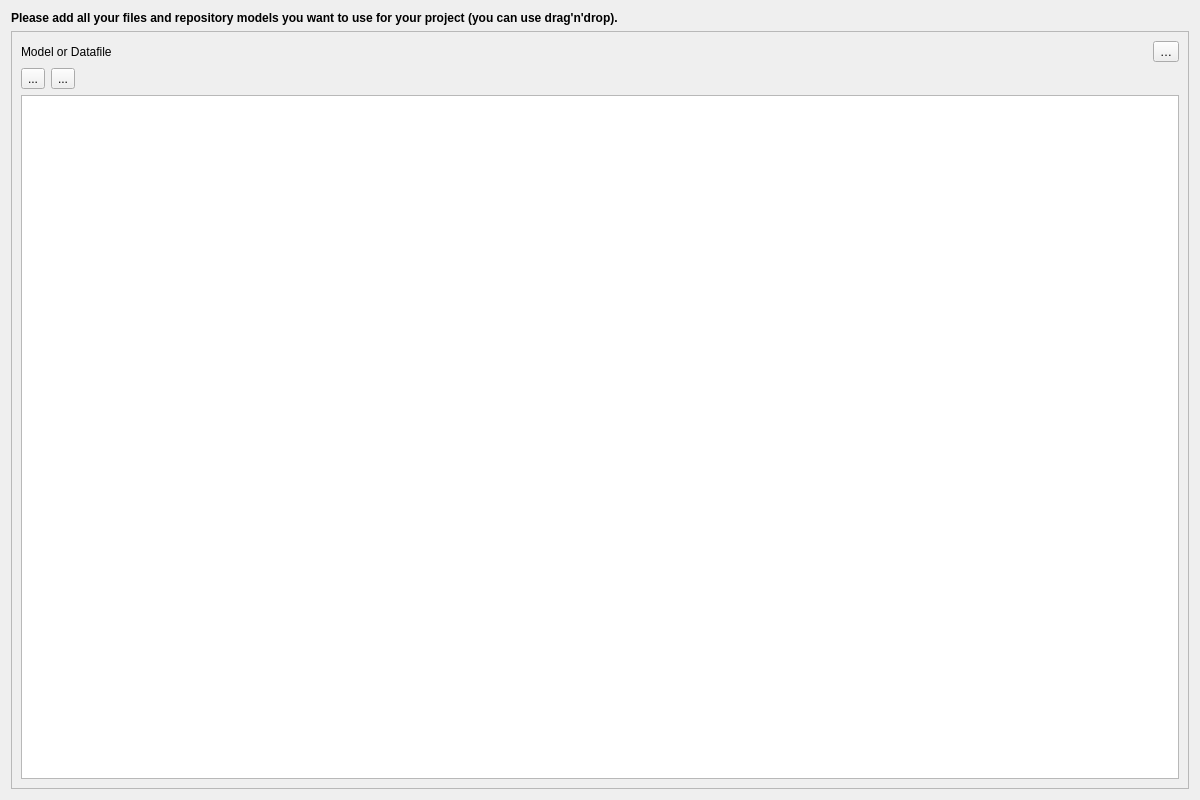
First picture: the form in QgisModelBaker/ui/import_source_selection.ui, repository opengisch/QgisModelBaker, before the edit.
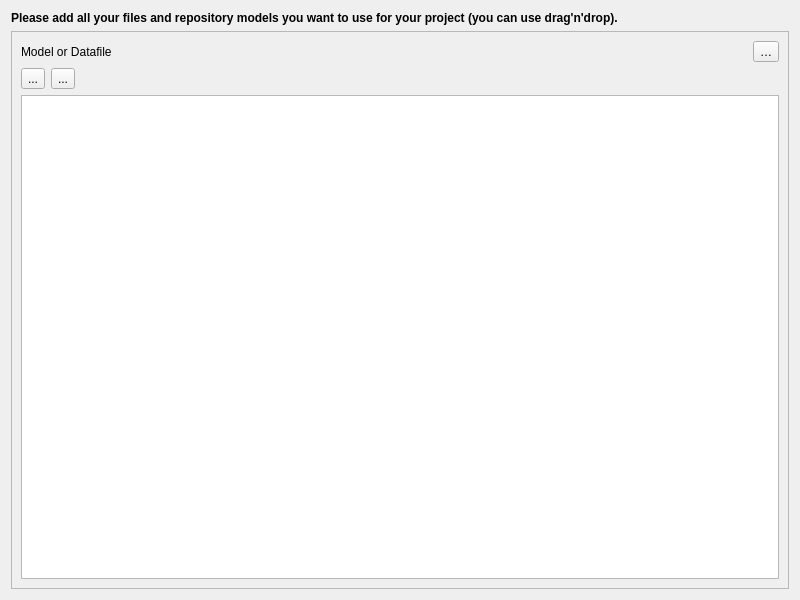
Second picture: the form after the edit. Icons and pictures are not drawn. Custom widgets are drawn as their Qt base class.

The edit to the form file:
```diff
--- a/QgisModelBaker/ui/import_source_selection.ui
+++ b/QgisModelBaker/ui/import_source_selection.ui
@@ -6,8 +6,8 @@
    <rect>
     <x>0</x>
     <y>0</y>
-    <width>1200</width>
-    <height>800</height>
+    <width>800</width>
+    <height>600</height>
    </rect>
   </property>
   <property name="windowTitle">
```
